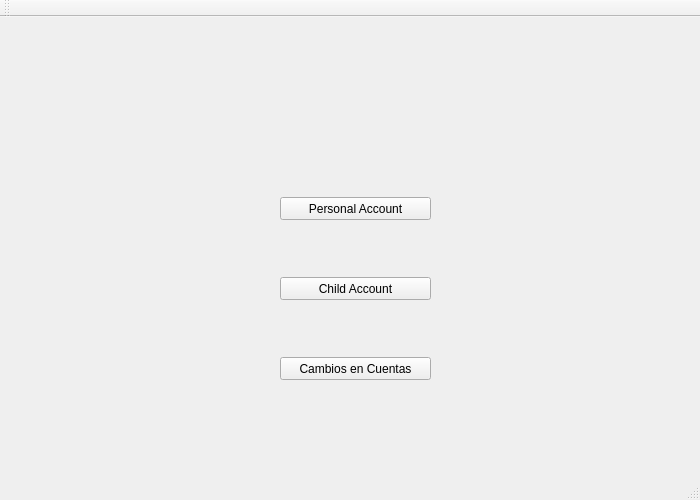
Old version of the form Examen/mainwindow.ui in the repository fvillalobos14/ExamenProgra3.
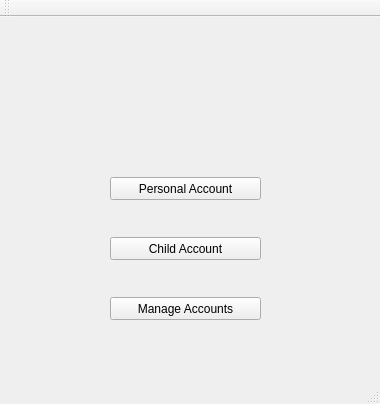
New version of the form. Icons and pictures are not drawn.

```diff
--- a/Examen/mainwindow.ui
+++ b/Examen/mainwindow.ui
@@ -6,8 +6,8 @@
    <rect>
     <x>0</x>
     <y>0</y>
-    <width>700</width>
-    <height>500</height>
+    <width>380</width>
+    <height>404</height>
    </rect>
   </property>
   <property name="windowTitle">
@@ -17,8 +17,8 @@
    <widget class="QPushButton" name="personal">
     <property name="geometry">
      <rect>
-      <x>280</x>
-      <y>180</y>
+      <x>110</x>
+      <y>160</y>
       <width>151</width>
       <height>23</height>
      </rect>
@@ -30,8 +30,8 @@
    <widget class="QPushButton" name="hijos">
     <property name="geometry">
      <rect>
-      <x>280</x>
-      <y>260</y>
+      <x>110</x>
+      <y>220</y>
       <width>151</width>
       <height>23</height>
      </rect>
@@ -43,14 +43,33 @@
    <widget class="QPushButton" name="personal_2">
     <property name="geometry">
      <rect>
-      <x>280</x>
-      <y>340</y>
+      <x>110</x>
+      <y>280</y>
       <width>151</width>
       <height>23</height>
      </rect>
     </property>
     <property name="text">
-     <string>Cambios en Cuentas</string>
+     <string>Manage Accounts</string>
+    </property>
+   </widget>
+   <widget class="QLabel" name="label">
+    <property name="geometry">
+     <rect>
+      <x>0</x>
+      <y>30</y>
+      <width>431</width>
+      <height>111</height>
+     </rect>
+    </property>
+    <property name="text">
+     <string/>
+    </property>
+    <property name="pixmap">
+     <pixmap resource="resources.qrc">:/icons/hello1.png</pixmap>
+    </property>
+    <property name="scaledContents">
+     <bool>false</bool>
     </property>
    </widget>
   </widget>
```
Left out of the diff: 8 changed lines with no effect on the pictures.
